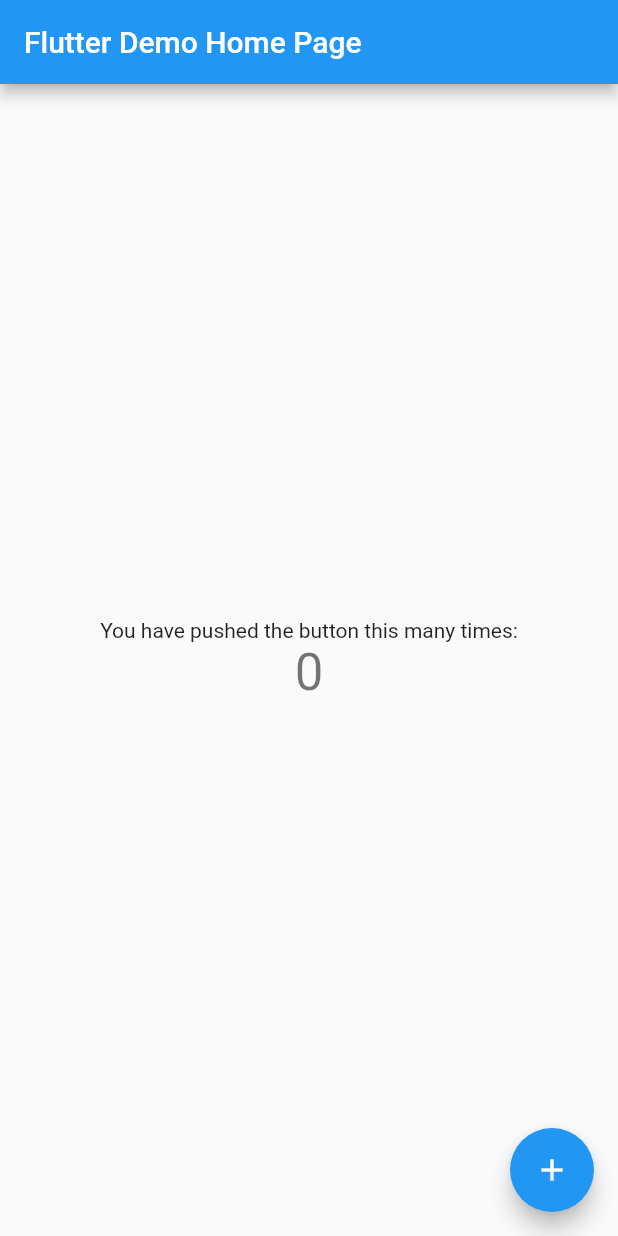
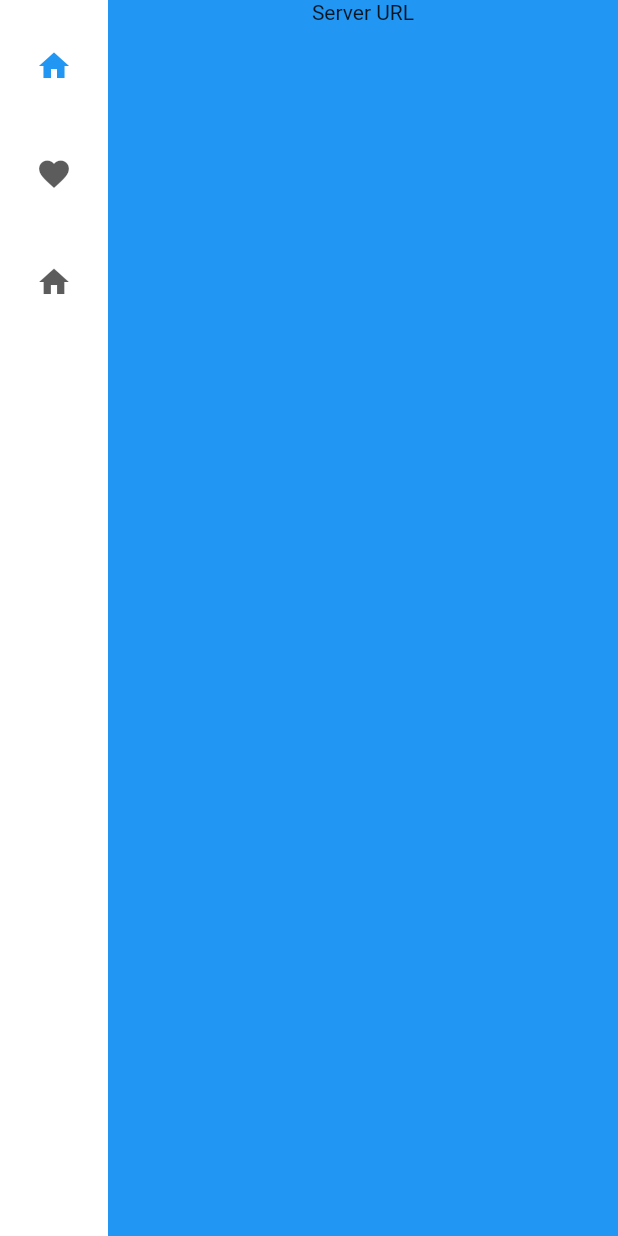
Before and after one commit to teammonkeytech/flutter-gui, a Flutter app: the screen it shows after launch, on a phone screen of 412 x 824 dp. Run offline on Flutter 3.47's test engine with Material 2 defaults, Android fonts, the phone set to English and light mode, and no system bars; missing offline and left inert: dart:html, dart:js_util.

Commit message:
Write scaffolding

```diff
--- a/lib/main.dart
+++ b/lib/main.dart
@@ -1,4 +1,6 @@
 import 'package:flutter/material.dart';
+
+import 'serverselector.dart';
 
 void main() {
   runApp(const MyApp());
@@ -48,18 +50,7 @@ class MyHomePage extends StatefulWidget {
 }
 
 class _MyHomePageState extends State<MyHomePage> {
-  int _counter = 0;
-
-  void _incrementCounter() {
-    setState(() {
-      // This call to setState tells the Flutter framework that something has
-      // changed in this State, which causes it to rerun the build method below
-      // so that the display can reflect the updated values. If we changed
-      // _counter without calling setState(), then the build method would not be
-      // called again, and so nothing would appear to happen.
-      _counter++;
-    });
-  }
+  var selectedIndex = 0;
 
   @override
   Widget build(BuildContext context) {
@@ -69,47 +60,54 @@ class _MyHomePageState extends State<MyHomePage> {
     // The Flutter framework has been optimized to make rerunning build methods
     // fast, so that you can just rebuild anything that needs updating rather
     // than having to individually change instances of widgets.
-    return Scaffold(
-      appBar: AppBar(
-        // Here we take the value from the MyHomePage object that was created by
-        // the App.build method, and use it to set our appbar title.
-        title: Text(widget.title),
-      ),
-      body: Center(
-        // Center is a layout widget. It takes a single child and positions it
-        // in the middle of the parent.
-        child: Column(
-          // Column is also a layout widget. It takes a list of children and
-          // arranges them vertically. By default, it sizes itself to fit its
-          // children horizontally, and tries to be as tall as its parent.
-          //
-          // Invoke "debug painting" (press "p" in the console, choose the
-          // "Toggle Debug Paint" action from the Flutter Inspector in Android
-          // Studio, or the "Toggle Debug Paint" command in Visual Studio Code)
-          // to see the wireframe for each widget.
-          //
-          // Column has various properties to control how it sizes itself and
-          // how it positions its children. Here we use mainAxisAlignment to
-          // center the children vertically; the main axis here is the vertical
-          // axis because Columns are vertical (the cross axis would be
-          // horizontal).
-          mainAxisAlignment: MainAxisAlignment.center,
-          children: <Widget>[
-            const Text(
-              'You have pushed the button this many times:',
-            ),
-            Text(
-              '$_counter',
-              style: Theme.of(context).textTheme.headlineMedium,
-            ),
-          ],
-        ),
-      ),
-      floatingActionButton: FloatingActionButton(
-        onPressed: _incrementCounter,
-        tooltip: 'Increment',
-        child: const Icon(Icons.add),
-      ), // This trailing comma makes auto-formatting nicer for build methods.
-    );
+
+    Widget page;
+    switch (selectedIndex) {
+      case 0:
+        page = ServerSelector();
+        break;
+      case 1:
+        page = Placeholder();
+        break;
+      case 2:
+        page = Placeholder();
+        break;
+      default:
+        throw UnimplementedError("No widget for $selectedIndex");
+    }
+
+    return LayoutBuilder(builder: (context, constraints) {
+      return Scaffold(
+          body: Row(
+        children: [
+          SafeArea(
+              child: NavigationRail(
+                  extended: constraints.maxWidth >= 600,
+                  selectedIndex: selectedIndex,
+                  onDestinationSelected: (value) {
+                    setState(() => selectedIndex = value);
+                  },
+                  destinations: [
+                NavigationRailDestination(
+                  icon: Icon(Icons.home),
+                  label: Text('Server'),
+                ),
+                NavigationRailDestination(
+                  icon: Icon(Icons.favorite),
+                  label: Text('Channel'),
+                ),
+                NavigationRailDestination(
+                  icon: Icon(Icons.home),
+                  label: Text('Text'),
+                ),
+              ])),
+          Expanded(
+              child: Container(
+            color: Theme.of(context).colorScheme.primaryContainer,
+            child: page,
+          ))
+        ],
+      ));
+    });
   }
 }
--- /dev/null
+++ b/lib/serverselector.dart
@@ -0,0 +1,13 @@
+import 'package:flutter/material.dart';
+
+class ServerSelector extends StatelessWidget {
+  @override
+  Widget build(BuildContext context) {
+    return Center(
+      child: Column(children: [
+        SizedBox(width: 10),
+        Text("Server URL"),
+      ]),
+    );
+  }
+}
```
Also changed, not shown: lib/appstate.dart (added, +43 -0 lines).
